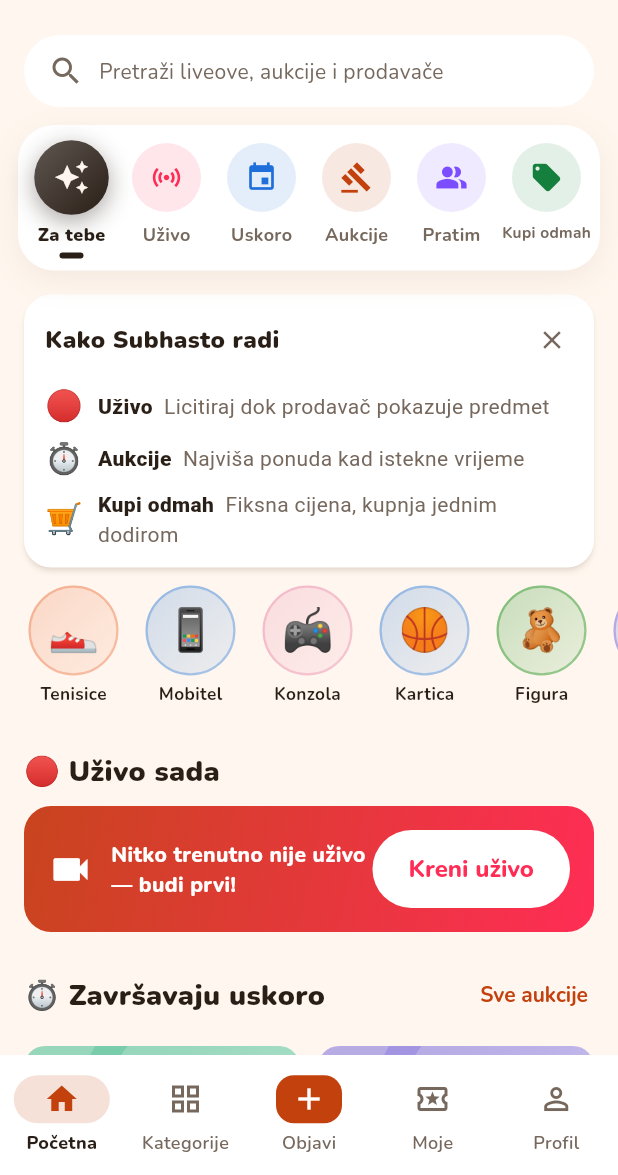
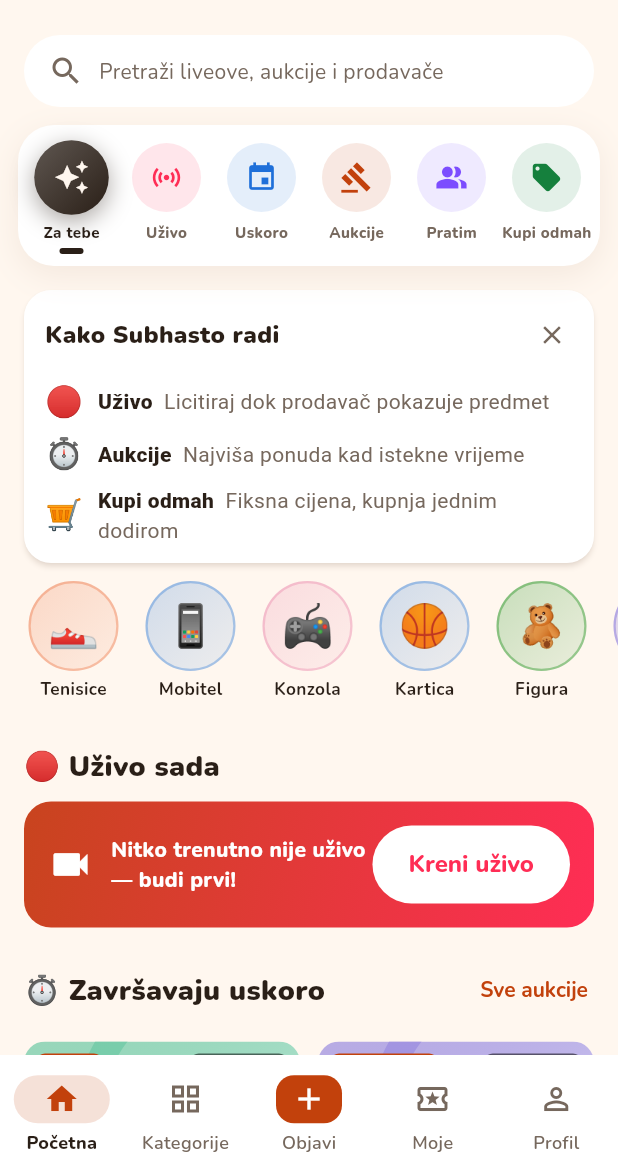
Before and after one commit to Karlo6546541/bot, a Flutter app: the screen it shows after launch, on a phone screen of 412 x 824 dp, the part 61-1236 px from its top. Run offline on Flutter 3.47's test engine with Material 3 defaults, Android fonts, the phone set to English and light mode, and no system bars; our stand-ins replace file_picker, flutter_riverpod, hive_flutter, image_picker, qr_flutter, share_plus and 2 more; missing offline and left inert: dart:js_interop, dart_webrtc, flutter_webrtc; accounts and stored records are empty.

Commit message:
Brzi izbornik: isti font i ista veličina svih natpisa
Veličina se računa prema najduljem natpisu (Kupi odmah) i širini
zaslona; odabrani se razlikuje samo bojom.

Co-Authored-By: Claude Opus 5.5 <noreply@anthropic.com>
Claude-Session: https://claude.ai/code/session_01PBov6w7Hus1Rp49XeCqhPo

```diff
--- a/loop_app/lib/screens/live_home_screen.dart
+++ b/loop_app/lib/screens/live_home_screen.dart
@@ -396,11 +396,13 @@ class _LiveHomeScreenState extends ConsumerState<LiveHomeScreen> {
               borderRadius: BorderRadius.circular(24),
               boxShadow: LoopColors.softShadow,
             ),
-            child: Row(
+            child: LayoutBuilder(
+              builder: (context, box) => Row(
                 key: const ValueKey('home-cats'),
                 crossAxisAlignment: CrossAxisAlignment.start,
                 children: [
                   _Pill(
+                    fontSize: _pillFont(context, box.maxWidth),
                     id: 'for-you',
                     icon: Icons.auto_awesome,
                     label: t('Za tebe'),
@@ -409,6 +411,7 @@ class _LiveHomeScreenState extends ConsumerState<LiveHomeScreen> {
                     onTap: () => setState(() => _filter = const _ForYou()),
                   ),
                   _Pill(
+                    fontSize: _pillFont(context, box.maxWidth),
                     id: 'live',
                     icon: Icons.sensors,
                     label: t('Uživo'),
@@ -418,6 +421,7 @@ class _LiveHomeScreenState extends ConsumerState<LiveHomeScreen> {
                     onTap: () => setState(() => _filter = const _LiveOnly()),
                   ),
                   _Pill(
+                    fontSize: _pillFont(context, box.maxWidth),
                     id: 'soon',
                     icon: Icons.event,
                     label: t('Uskoro'),
@@ -426,6 +430,7 @@ class _LiveHomeScreenState extends ConsumerState<LiveHomeScreen> {
                     onTap: () => setState(() => _filter = const _Soon()),
                   ),
                   _Pill(
+                    fontSize: _pillFont(context, box.maxWidth),
                     id: 'timed',
                     icon: Icons.gavel,
                     label: t('Aukcije'),
@@ -434,6 +439,7 @@ class _LiveHomeScreenState extends ConsumerState<LiveHomeScreen> {
                     onTap: () => setState(() => _filter = const _Timed()),
                   ),
                   _Pill(
+                    fontSize: _pillFont(context, box.maxWidth),
                     id: 'following',
                     icon: Icons.people_alt,
                     label: t('Pratim'),
@@ -443,6 +449,7 @@ class _LiveHomeScreenState extends ConsumerState<LiveHomeScreen> {
                     onTap: () => setState(() => _filter = const _Following()),
                   ),
                   _Pill(
+                    fontSize: _pillFont(context, box.maxWidth),
                     id: 'buy',
                     icon: Icons.local_offer,
                     label: t('Kupi odmah'),
@@ -451,6 +458,7 @@ class _LiveHomeScreenState extends ConsumerState<LiveHomeScreen> {
                     onTap: () => setState(() => _filter = const _BuyNow()),
                   ),
                 ],
+              ),
             ),
           ),
         ),
@@ -600,8 +608,38 @@ class _CheckoutBanner extends ConsumerWidget {
 }
 
 /// Kategorija kao "pilula" (kao na Whatnotu); odabrana je ispunjena.
+/// Natpisi brzog izbornika — ista veličina za sve, koliko stane najduži.
+const _pillLabels = [
+  'Za tebe',
+  'Uživo',
+  'Uskoro',
+  'Aukcije',
+  'Pratim',
+  'Kupi odmah',
+];
+const _pillStyle = TextStyle(fontWeight: FontWeight.w800, fontSize: 12);
+
+double _pillFont(BuildContext context, double width) {
+  final slot = width / _pillLabels.length - 4;
+  var widest = 0.0;
+  for (final l in _pillLabels) {
+    final tp = TextPainter(
+      text: TextSpan(
+        text: t(l),
+        style: DefaultTextStyle.of(context).style.merge(_pillStyle),
+      ),
+      textDirection: TextDirection.ltr,
+      textScaler: MediaQuery.textScalerOf(context),
+      maxLines: 1,
+    )..layout();
+    if (tp.width > widest) widest = tp.width;
+  }
+  return widest <= slot ? 12 : (12 * slot / widest).clamp(9.0, 12.0);
+}
+
 class _Pill extends StatelessWidget {
   const _Pill({
+    required this.fontSize,
     required this.id,
     required this.icon,
     required this.label,
@@ -614,6 +652,9 @@ class _Pill extends StatelessWidget {
   final String id;
   final IconData icon;
   final String label;
+
+  /// Zajednička veličina natpisa (vidi [_pillFont]).
+  final double fontSize;
 
   /// Boja vrste (crvena = uživo, zelena = Kupi odmah…).
   final Color color;
@@ -686,18 +727,16 @@ class _Pill extends StatelessWidget {
               const SizedBox(height: 6),
               Padding(
                 padding: const EdgeInsets.symmetric(horizontal: 2),
-                child: FittedBox(
-                  fit: BoxFit.scaleDown,
                 child: Text(
                   label,
                   maxLines: 1,
-                    style: TextStyle(
+                  softWrap: false,
+                  overflow: TextOverflow.visible,
+                  style: _pillStyle.copyWith(
+                    fontSize: fontSize,
                     color: selected
                         ? LoopColors.textPrimary
                         : LoopColors.textSecondary,
-                      fontWeight: selected ? FontWeight.w900 : FontWeight.w700,
-                      fontSize: 12,
-                    ),
                   ),
                 ),
               ),
```
Lines whose indentation alone changed are shown as unchanged.
